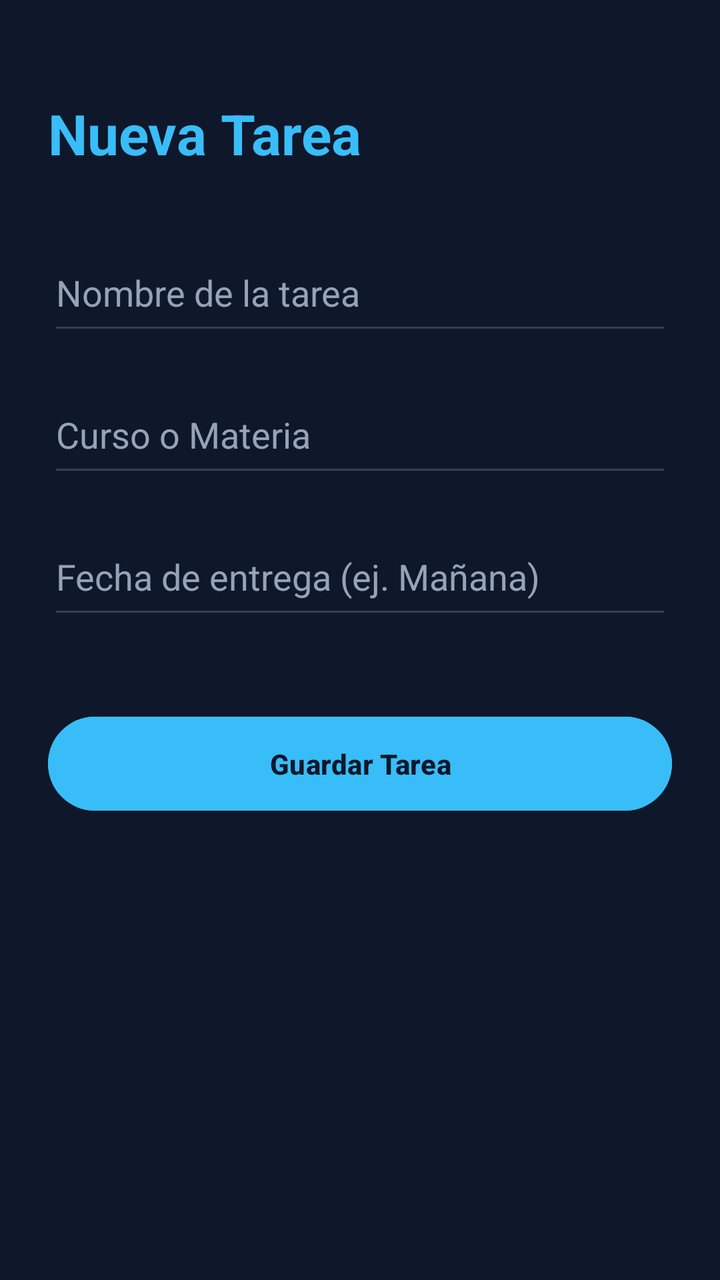
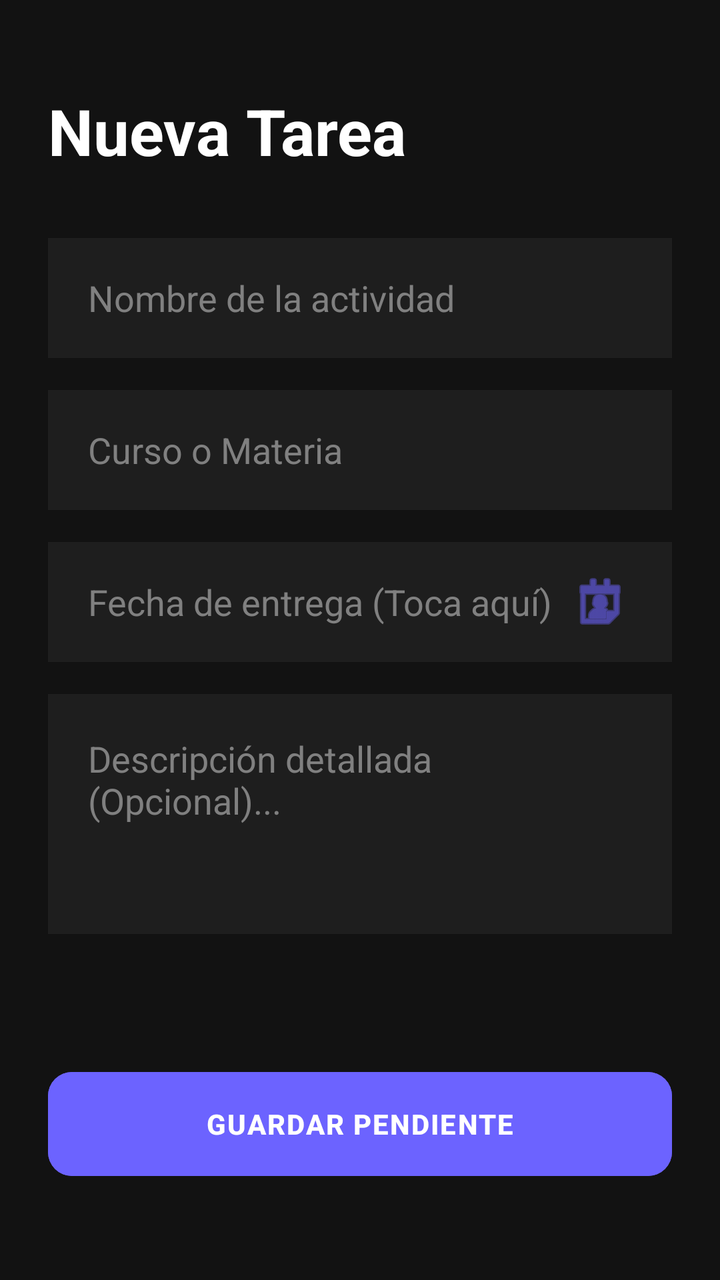

Two renders of the same Android screen: before a commit and after it. Below are the layout's source before the change and the commit's diff.
<!-- AndroidManifest.xml: application theme Theme.StudyTracker -->
<!-- res/layout/activity_formulario.xml -->
<?xml version="1.0" encoding="utf-8"?>
<androidx.constraintlayout.widget.ConstraintLayout
    xmlns:android="http://schemas.android.com/apk/res/android"
    xmlns:app="http://schemas.android.com/apk/res-auto"
    android:layout_width="match_parent"
    android:layout_height="match_parent"
    android:background="#0F172A"
    android:padding="24dp">

    <TextView
        android:id="@+id/tvFormTitle"
        android:layout_width="wrap_content"
        android:layout_height="wrap_content"
        android:layout_marginTop="24dp"
        android:text="Nueva Tarea"
        android:textColor="#38BDF8"
        android:textSize="28sp"
        android:textStyle="bold"
        app:layout_constraintStart_toStartOf="parent"
        app:layout_constraintTop_toTopOf="parent" />

    <EditText
        android:id="@+id/etTaskName"
        android:layout_width="match_parent"
        android:layout_height="55dp"
        android:layout_marginTop="32dp"
        android:backgroundTint="#334155"
        android:hint="Nombre de la tarea"
        android:textColor="#F8FAFC"
        android:textColorHint="#94A3B8"
        app:layout_constraintTop_toBottomOf="@id/tvFormTitle" />

    <EditText
        android:id="@+id/etTaskSubject"
        android:layout_width="match_parent"
        android:layout_height="55dp"
        android:layout_marginTop="16dp"
        android:backgroundTint="#334155"
        android:hint="Curso o Materia"
        android:textColor="#F8FAFC"
        android:textColorHint="#94A3B8"
        app:layout_constraintTop_toBottomOf="@id/etTaskName" />

    <EditText
        android:id="@+id/etTaskDate"
        android:layout_width="match_parent"
        android:layout_height="55dp"
        android:layout_marginTop="16dp"
        android:backgroundTint="#334155"
        android:hint="Fecha de entrega (ej. Mañana)"
        android:textColor="#F8FAFC"
        android:textColorHint="#94A3B8"
        app:layout_constraintTop_toBottomOf="@id/etTaskSubject" />

    <Button
        android:id="@+id/btnSaveTask"
        android:layout_width="match_parent"
        android:layout_height="55dp"
        android:layout_marginTop="40dp"
        android:backgroundTint="#38BDF8"
        android:text="Guardar Tarea"
        android:textColor="#0F172A"
        android:textStyle="bold"
        app:layout_constraintTop_toBottomOf="@id/etTaskDate" />

</androidx.constraintlayout.widget.ConstraintLayout>
<!-- resources referenced by this layout -->
<resources>
  <style name="Theme.StudyTracker" parent="Base.Theme.StudyTracker" />
  <style name="Base.Theme.StudyTracker" parent="Theme.Material3.DayNight.NoActionBar">
          
          
      </style>
</resources>

<!-- the commit's change to res/layout/activity_formulario.xml (unified diff, before → after) -->
@@ -1,66 +1,103 @@
 <?xml version="1.0" encoding="utf-8"?>
-<androidx.constraintlayout.widget.ConstraintLayout
+<androidx.core.widget.NestedScrollView
     xmlns:android="http://schemas.android.com/apk/res/android"
     xmlns:app="http://schemas.android.com/apk/res-auto"
     android:layout_width="match_parent"
     android:layout_height="match_parent"
-    android:background="#0F172A"
-    android:padding="24dp">
+    android:fillViewport="true"
+    android:background="#121212"> 
 
-    <TextView
-        android:id="@+id/tvFormTitle"
-        android:layout_width="wrap_content"
+    <androidx.constraintlayout.widget.ConstraintLayout
+        android:layout_width="match_parent"
         android:layout_height="wrap_content"
-        android:layout_marginTop="24dp"
-        android:text="Nueva Tarea"
-        android:textColor="#38BDF8"
-        android:textSize="28sp"
-        android:textStyle="bold"
-        app:layout_constraintStart_toStartOf="parent"
-        app:layout_constraintTop_toTopOf="parent" />
+        android:padding="24dp">
 
-    <EditText
-        android:id="@+id/etTaskName"
-        android:layout_width="match_parent"
-        android:layout_height="55dp"
-        android:layout_marginTop="32dp"
-        android:backgroundTint="#334155"
-        android:hint="Nombre de la tarea"
-        android:textColor="#F8FAFC"
-        android:textColorHint="#94A3B8"
-        app:layout_constraintTop_toBottomOf="@id/tvFormTitle" />
+        <TextView
+            android:id="@+id/tvFormTitle"
+            android:layout_width="wrap_content"
+            android:layout_height="wrap_content"
+            android:layout_marginTop="20dp"
+            android:text="Nueva Tarea"
+            android:textColor="#FFFFFF"
+            android:textSize="32sp"
+            android:textStyle="bold"
+            app:layout_constraintStart_toStartOf="parent"
+            app:layout_constraintTop_toTopOf="parent" />
 
-    <EditText
-        android:id="@+id/etTaskSubject"
-        android:layout_width="match_parent"
-        android:layout_height="55dp"
-        android:layout_marginTop="16dp"
-        android:backgroundTint="#334155"
-        android:hint="Curso o Materia"
-        android:textColor="#F8FAFC"
-        android:textColorHint="#94A3B8"
-        app:layout_constraintTop_toBottomOf="@id/etTaskName" />
+        
+        <EditText
+            android:id="@+id/etTaskName"
+            android:layout_width="match_parent"
+            android:layout_height="60dp"
+            android:layout_marginTop="32dp"
+            android:background="#1E1E1E"
+            android:paddingHorizontal="20dp"
+            android:hint="Nombre de la actividad"
+            android:textColor="#FFFFFF"
+            android:textColorHint="#808080"
+            app:layout_constraintTop_toBottomOf="@id/tvFormTitle" />
 
-    <EditText
-        android:id="@+id/etTaskDate"
-        android:layout_width="match_parent"
-        android:layout_height="55dp"
-        android:layout_marginTop="16dp"
-        android:backgroundTint="#334155"
-        android:hint="Fecha de entrega (ej. Mañana)"
-        android:textColor="#F8FAFC"
-        android:textColorHint="#94A3B8"
-        app:layout_constraintTop_toBottomOf="@id/etTaskSubject" />
+        
+        <EditText
+            android:id="@+id/etTaskSubject"
+            android:layout_width="match_parent"
+            android:layout_height="60dp"
+            android:layout_marginTop="16dp"
+            android:background="#1E1E1E"
+            android:paddingHorizontal="20dp"
+            android:hint="Curso o Materia"
+            android:textColor="#FFFFFF"
+            android:textColorHint="#808080"
+            app:layout_constraintTop_toBottomOf="@id/etTaskName" />
 
-    <Button
-        android:id="@+id/btnSaveTask"
-        android:layout_width="match_parent"
-        android:layout_height="55dp"
-        android:layout_marginTop="40dp"
-        android:backgroundTint="#38BDF8"
-        android:text="Guardar Tarea"
-        android:textColor="#0F172A"
-        android:textStyle="bold"
-        app:layout_constraintTop_toBottomOf="@id/etTaskDate" />
+        
+        <EditText
+            android:id="@+id/etTaskDate"
+            android:layout_width="match_parent"
+            android:layout_height="60dp"
+            android:layout_marginTop="16dp"
+            android:background="#1E1E1E"
+            android:paddingHorizontal="20dp"
+            android:clickable="true"
+            android:focusable="false"
+            android:cursorVisible="false"
+            android:drawableEnd="@android:drawable/ic_menu_my_calendar"
+            android:drawableTint="#6C63FF"
+            android:hint="Fecha de entrega (Toca aquí)"
+            android:textColor="#FFFFFF"
+            android:textColorHint="#808080"
+            app:layout_constraintTop_toBottomOf="@id/etTaskSubject" />
 
-</androidx.constraintlayout.widget.ConstraintLayout>
+        
+        <EditText
+            android:id="@+id/etTaskDescription"
+            android:layout_width="match_parent"
+            android:layout_height="120dp"
+            android:layout_marginTop="16dp"
+            android:background="#1E1E1E"
+            android:padding="20dp"
+            android:gravity="top|start"
+            android:hint="Descripción detallada (Opcional)..."
+            android:textColor="#FFFFFF"
+            android:textColorHint="#808080"
+            app:layout_constraintTop_toBottomOf="@id/etTaskDate" />
+
+        
+        <Button
+            android:id="@+id/btnSaveTask"
+            android:layout_width="match_parent"
+            android:layout_height="60dp"
+            android:layout_marginTop="40dp"
+            android:layout_marginBottom="24dp"
+            android:backgroundTint="#6C63FF"
+            android:text="GUARDAR PENDIENTE"
+            android:textColor="#FFFFFF"
+            android:textStyle="bold"
+            android:letterSpacing="0.05"
+            app:cornerRadius="12dp"
+            app:layout_constraintTop_toBottomOf="@id/etTaskDescription"
+            app:layout_constraintBottom_toBottomOf="parent"
+            app:layout_constraintVertical_bias="1.0" />
+
+    </androidx.constraintlayout.widget.ConstraintLayout>
+</androidx.core.widget.NestedScrollView>
